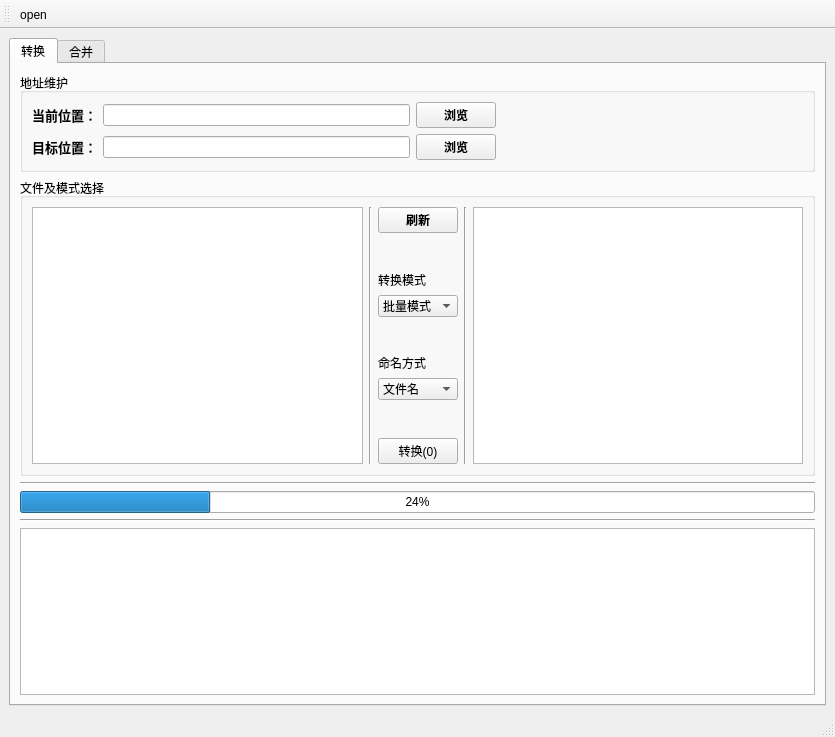
Above: ui/MainUI.ui from hesgang/SI155DataProcesing before the change. Below: the same form after it.
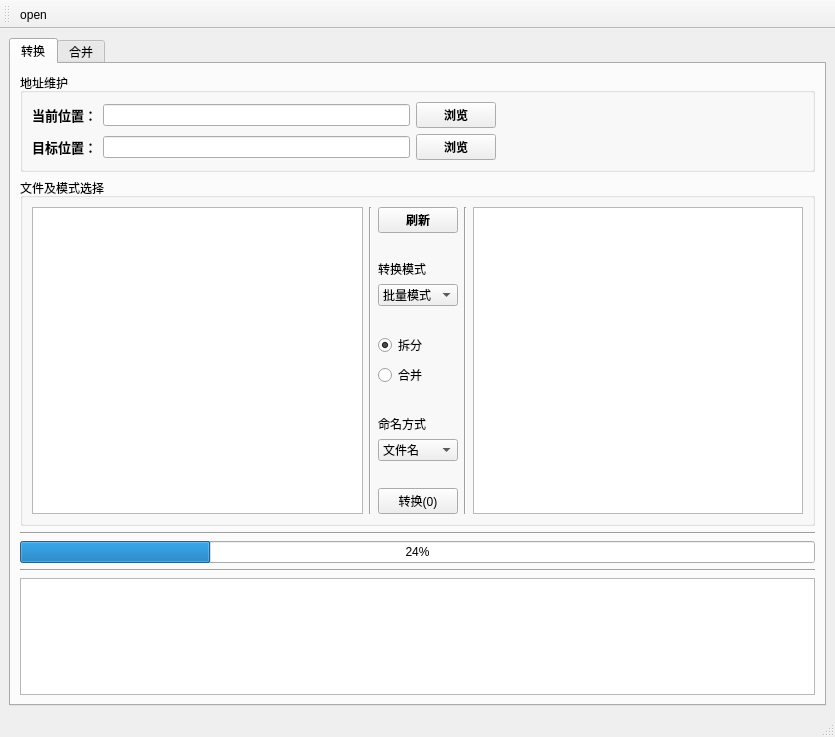
That is the form after the change.

Commit message: 初步完成基础功能

The edit to the form file:
```diff
--- a/ui/MainUI.ui
+++ b/ui/MainUI.ui
@@ -233,6 +233,36 @@
                </property>
               </spacer>
              </item>
+             <item>
+              <widget class="QRadioButton" name="tab1_split_btn">
+               <property name="text">
+                <string>拆分</string>
+               </property>
+               <property name="checked">
+                <bool>true</bool>
+               </property>
+              </widget>
+             </item>
+             <item>
+              <widget class="QRadioButton" name="tab1_merge_btn">
+               <property name="text">
+                <string>合并</string>
+               </property>
+              </widget>
+             </item>
+             <item>
+              <spacer name="verticalSpacer_4">
+               <property name="orientation">
+                <enum>Qt::Vertical</enum>
+               </property>
+               <property name="sizeHint" stdset="0">
+                <size>
+                 <width>20</width>
+                 <height>40</height>
+                </size>
+               </property>
+              </spacer>
+             </item>
              <item>
               <widget class="QLabel" name="label_3">
                <property name="text">
```
The commit also changes 2 other files.
